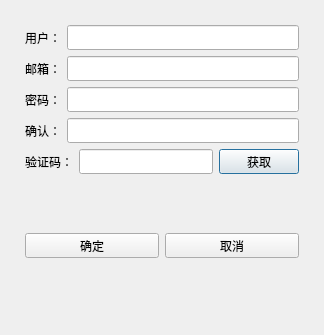
Qt form code/registerdialog.ui (eaglecc/cchat) before a commit.
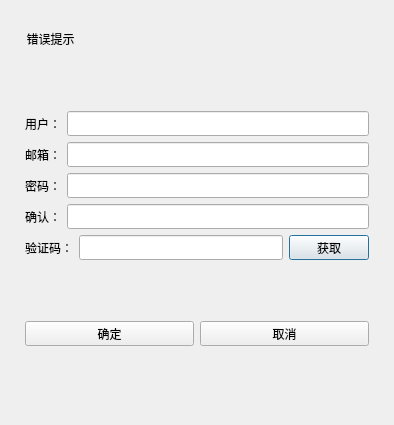
The same form after that commit.

```diff
--- a/code/registerdialog.ui
+++ b/code/registerdialog.ui
@@ -6,8 +6,8 @@
    <rect>
     <x>0</x>
     <y>0</y>
-    <width>324</width>
-    <height>335</height>
+    <width>394</width>
+    <height>425</height>
    </rect>
   </property>
   <property name="windowTitle">
@@ -28,10 +28,55 @@
      <property name="bottomMargin">
       <number>5</number>
      </property>
+     <item>
+      <widget class="QWidget" name="widget" native="true"/>
+     </item>
      <item>
       <widget class="QStackedWidget" name="stackedWidget">
+       <property name="currentIndex">
+        <number>0</number>
+       </property>
        <widget class="QWidget" name="page">
         <layout class="QVBoxLayout" name="verticalLayout_3">
+         <item>
+          <widget class="QWidget" name="widget_2" native="true">
+           <property name="minimumSize">
+            <size>
+             <width>0</width>
+             <height>20</height>
+            </size>
+           </property>
+           <widget class="QLabel" name="err_tip">
+            <property name="geometry">
+             <rect>
+              <x>0</x>
+              <y>0</y>
+              <width>51</width>
+              <height>16</height>
+             </rect>
+            </property>
+            <property name="text">
+             <string>错误提示</string>
+            </property>
+            <property name="alignment">
+             <set>Qt::AlignCenter</set>
+            </property>
+           </widget>
+          </widget>
+         </item>
+         <item>
+          <spacer name="verticalSpacer_3">
+           <property name="orientation">
+            <enum>Qt::Vertical</enum>
+           </property>
+           <property name="sizeHint" stdset="0">
+            <size>
+             <width>20</width>
+             <height>40</height>
+            </size>
+           </property>
+          </spacer>
+         </item>
          <item>
           <layout class="QHBoxLayout" name="horizontalLayout">
            <item>
```
